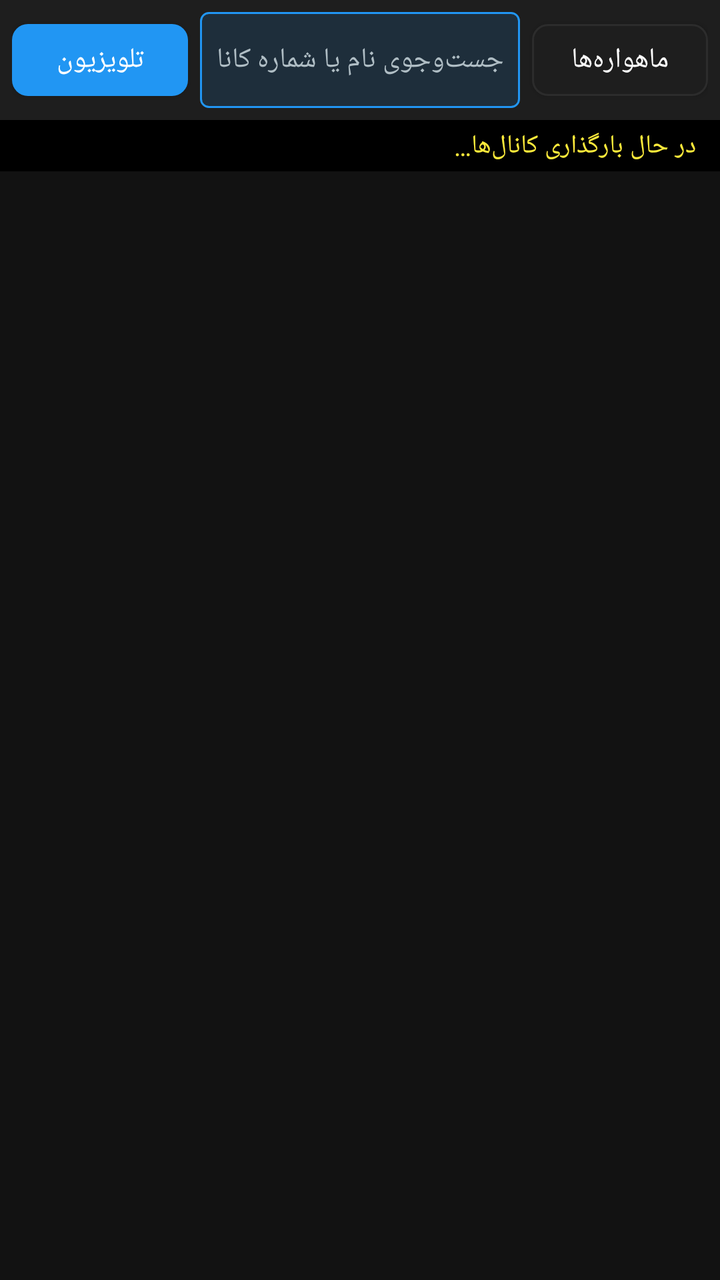
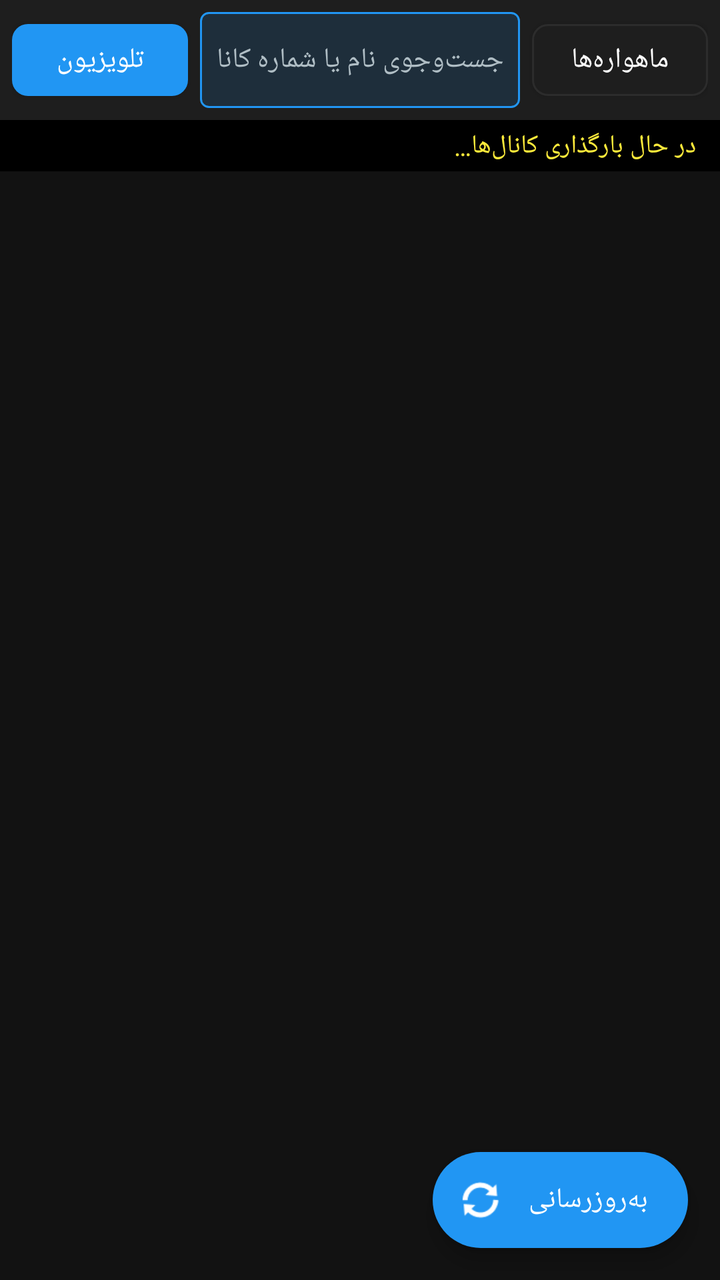

Two renders of the same Android screen: before a commit and after it. Below are the layout's source before the change and the commit's diff.
<!-- AndroidManifest.xml: application theme Theme.GMScreenAccessible -->
<!-- res/layout/fragment_channels.xml -->
<?xml version="1.0" encoding="utf-8"?>
<LinearLayout xmlns:android="http://schemas.android.com/apk/res/android"
    xmlns:app="http://schemas.android.com/apk/res-auto"
    android:layout_width="match_parent"
    android:layout_height="match_parent"
    android:orientation="vertical"
    android:background="@color/dark_bg">

    
    <LinearLayout
        android:layout_width="match_parent"
        android:layout_height="wrap_content"
        android:orientation="horizontal"
        android:gravity="center_vertical"
        android:background="@color/card_bg"
        android:padding="6dp">

        
        <com.google.android.material.button.MaterialButton
            android:id="@+id/btnTvRadioToggle"
            android:layout_width="wrap_content"
            android:layout_height="48dp"
            android:text="@string/mode_tv"
            android:contentDescription="تغییر حالت به رادیو یا تلویزیون"
            android:textColor="@color/white"
            android:textSize="14sp"
            app:backgroundTint="@color/primary"
            app:cornerRadius="8dp" />

        
        <LinearLayout
            android:layout_width="0dp"
            android:layout_height="48dp"
            android:layout_weight="1"
            android:orientation="horizontal"
            android:gravity="center_vertical"
            android:background="@drawable/badge_bg"
            android:layout_marginHorizontal="6dp"
            android:paddingHorizontal="8dp">

            <EditText
                android:id="@+id/edtSearch"
                android:layout_width="0dp"
                android:layout_height="match_parent"
                android:layout_weight="1"
                android:background="@null"
                android:hint="@string/search_channels_hint"
                android:textColorHint="@color/text_secondary"
                android:textColor="@color/text_primary"
                android:textSize="14sp"
                android:singleLine="true"
                android:imeOptions="actionSearch" />

            
            <ImageButton
                android:id="@+id/btnClearSearch"
                android:layout_width="36dp"
                android:layout_height="36dp"
                android:background="?attr/selectableItemBackgroundBorderless"
                android:src="@android:drawable/ic_menu_close_clear_cancel"
                android:contentDescription="@string/btn_clear_search"
                android:visibility="gone"
                app:tint="@color/text_secondary" />
        </LinearLayout>

        
        <com.google.android.material.button.MaterialButton
            android:id="@+id/btnSatelliteFilter"
            android:layout_width="wrap_content"
            android:layout_height="48dp"
            android:text="ماهواره‌ها"
            android:contentDescription="انتخاب و فیلتر ماهواره"
            android:textColor="@color/text_primary"
            android:textSize="14sp"
            app:strokeColor="@color/divider"
            app:strokeWidth="1dp"
            app:backgroundTint="@color/card_bg"
            app:cornerRadius="8dp" />

    </LinearLayout>

    
    <TextView
        android:id="@+id/txtChannelCount"
        android:layout_width="match_parent"
        android:layout_height="wrap_content"
        android:background="@color/black"
        android:paddingHorizontal="12dp"
        android:paddingVertical="4dp"
        android:text="در حال بارگذاری کانال‌ها…"
        android:textColor="@color/accent_yellow"
        android:textSize="13sp"
        android:focusable="true" />

    
    <LinearLayout
        android:id="@+id/containerPlayer"
        android:layout_width="match_parent"
        android:layout_height="wrap_content"
        android:orientation="vertical"
        android:background="@color/black"
        android:visibility="gone">

        <LinearLayout
            android:layout_width="match_parent"
            android:layout_height="wrap_content"
            android:orientation="horizontal"
            android:gravity="center_vertical"
            android:padding="6dp">

            <TextView
                android:id="@+id/txtPlayerTitle"
                android:layout_width="0dp"
                android:layout_height="wrap_content"
                android:layout_weight="1"
                android:text="پخش زنده"
                android:textColor="@color/white"
                android:textSize="15sp"
                android:textStyle="bold" />

            <com.google.android.material.button.MaterialButton
                android:id="@+id/btnStopPlayer"
                android:layout_width="wrap_content"
                android:layout_height="40dp"
                android:text="@string/btn_stop_stream"
                android:textColor="@color/white"
                android:textSize="12sp"
                app:backgroundTint="@color/accent_red"
                app:cornerRadius="6dp" />
        </LinearLayout>

        <androidx.media3.ui.PlayerView
            android:id="@+id/playerView"
            android:layout_width="match_parent"
            android:layout_height="220dp"
            app:use_controller="true" />
    </LinearLayout>

    
    <androidx.recyclerview.widget.RecyclerView
        android:id="@+id/recyclerViewChannels"
        android:layout_width="match_parent"
        android:layout_height="0dp"
        android:layout_weight="1"
        android:paddingVertical="4dp"
        android:clipToPadding="false" />

</LinearLayout>
<!-- resources referenced by this layout -->
<resources>
  <color name="accent_red">#FFF44336</color>
  <color name="accent_yellow">#FFFFEB3B</color>
  <color name="black">#FF000000</color>
  <color name="card_bg">#FF1E1E1E</color>
  <color name="dark_bg">#FF121212</color>
  <color name="divider">#FF2C2C2C</color>
  <color name="primary">#FF2196F3</color>
  <color name="text_primary">#FFFFFFFF</color>
  <color name="text_secondary">#FFB0BEC5</color>
  <color name="white">#FFFFFFFF</color>
  <!-- drawable badge_bg (drawable) -->
  <?xml version="1.0" encoding="utf-8"?>
  <shape xmlns:android="http://schemas.android.com/apk/res/android"
      android:shape="rectangle">
      <corners android:radius="4dp" />
      <stroke android:width="1dp" android:color="@color/primary" />
      <solid android:color="#222196F3" />
  </shape>
  <string name="btn_clear_search">پاک کردن متن جست‌وجو</string>
  <string name="btn_stop_stream">توقف پخش زنده</string>
  <string name="mode_tv">تلویزیون</string>
  <string name="search_channels_hint">جست‌وجوی نام یا شماره کانال…</string>
  <style name="Theme.GMScreenAccessible" parent="Theme.MaterialComponents.DayNight.NoActionBar">
          <item name="colorPrimary">@color/primary</item>
          <item name="colorPrimaryVariant">@color/primary_variant</item>
          <item name="colorOnPrimary">@color/white</item>
          <item name="colorSecondary">@color/secondary</item>
          <item name="android:statusBarColor">@color/dark_bg</item>
          <item name="android:windowBackground">@color/dark_bg</item>
      </style>
  <color name="primary_variant">#FF1976D2</color>
  <color name="secondary">#FFFF9800</color>
</resources>

<!-- the commit's change to res/layout/fragment_channels.xml (unified diff, before → after) -->
@@ -137,12 +137,31 @@
     </LinearLayout>
 
     
-    <androidx.recyclerview.widget.RecyclerView
-        android:id="@+id/recyclerViewChannels"
+    <FrameLayout
         android:layout_width="match_parent"
         android:layout_height="0dp"
-        android:layout_weight="1"
-        android:paddingVertical="4dp"
-        android:clipToPadding="false" />
+        android:layout_weight="1">
+
+        <androidx.recyclerview.widget.RecyclerView
+            android:id="@+id/recyclerViewChannels"
+            android:layout_width="match_parent"
+            android:layout_height="match_parent"
+            android:paddingVertical="4dp"
+            android:clipToPadding="false" />
+
+        <com.google.android.material.floatingactionbutton.ExtendedFloatingActionButton
+            android:id="@+id/fabRefreshChannels"
+            android:layout_width="wrap_content"
+            android:layout_height="wrap_content"
+            android:layout_gravity="bottom|end"
+            android:layout_margin="16dp"
+            android:text="به‌روزرسانی"
+            android:contentDescription="به‌روزرسانی لیست شبکه‌ها از رسیور"
+            android:textColor="@color/white"
+            app:icon="@android:drawable/ic_popup_sync"
+            app:iconTint="@color/white"
+            app:backgroundTint="@color/primary" />
+
+    </FrameLayout>
 
 </LinearLayout>
